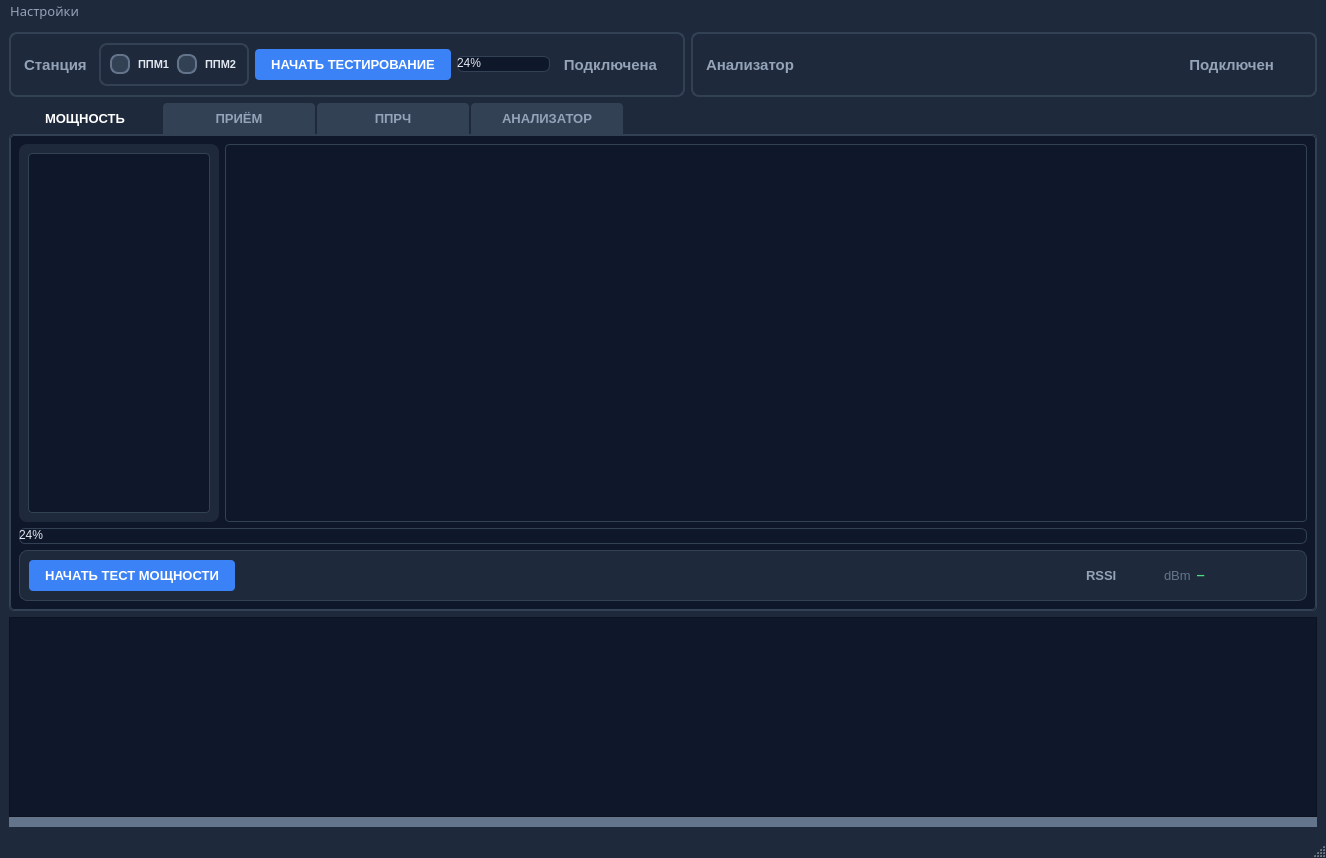
Before: the Qt Designer form mainwindow.ui in vitalisimys/Check_station, drawn with Qt 5.
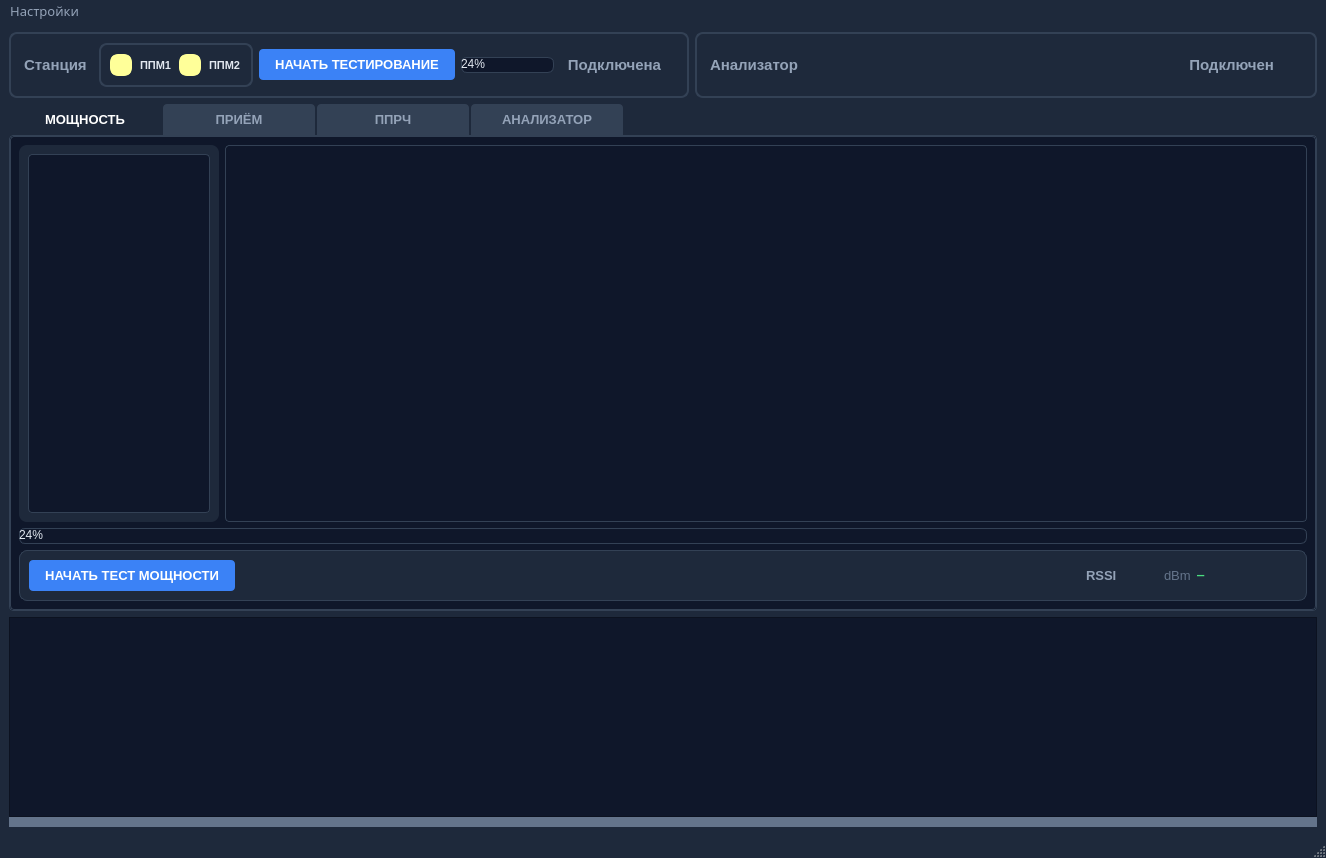
After: the same form once the commit is applied. Icons and pictures are not drawn. Custom widgets are drawn as their Qt base class.

Patch:
```diff
--- a/mainwindow.ui
+++ b/mainwindow.ui
@@ -175,14 +175,14 @@
         width: 16px;
         height: 16px;
         border-radius: 8px;
-        border: 2px solid #64748b;
-        background: #334155;
+        border:3px solid #FFFF99;
+        background: #FFFF99;
     }
     QRadioButton::indicator:hover {
         border-color: #3b82f6;
     }
     QRadioButton::indicator:checked {
-        background: #3b82f6;
+        background: #FFFF99;
     }</string>
               </property>
               <property name="text">
@@ -204,14 +204,14 @@
         width: 16px;
         height: 16px;
         border-radius: 8px;
-        border: 2px solid #64748b;
-        background: #334155;
+        border:3px solid #FFFF99/*#10b981#64748b*/;
+        background: #FFFF99/*#10b981#334155*/;
     }
     QRadioButton::indicator:hover {
         border-color: #3b82f6;
     }
     QRadioButton::indicator:checked {
-        background: #3b82f6;
+        background: #10b981/*#3b82f6*/;
     }</string>
               </property>
               <property name="text">
```
